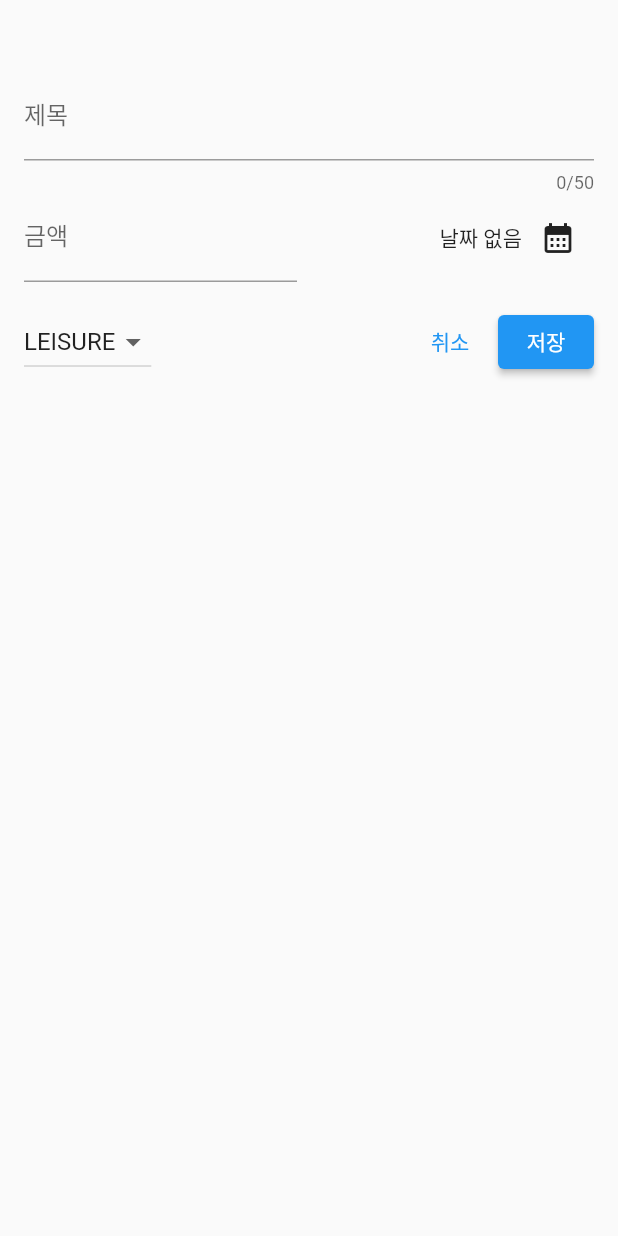
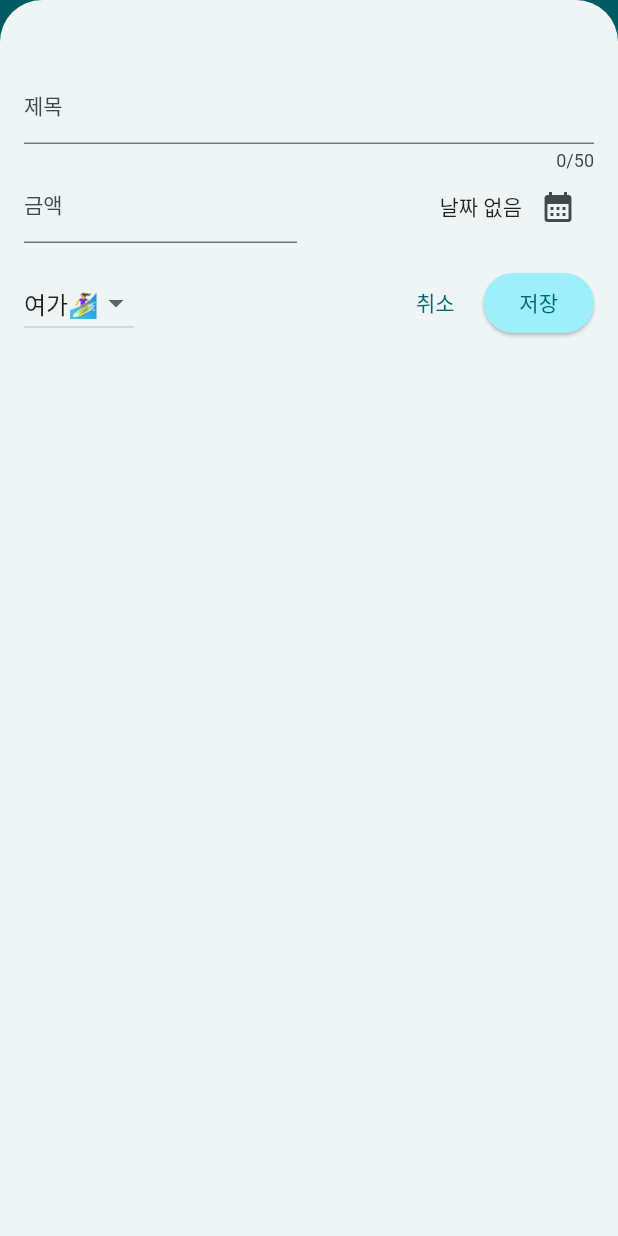
Before and after one commit to jiseon-baek/yourexpense, a Flutter app: the screen it shows after launch, after a tap on the "add" icon, on a phone screen of 412 x 824 dp. Run offline on Flutter 3.47's test engine with Material 2 defaults, Android fonts, the phone set to English and light mode, and no system bars.

Commit message:
feat: 공통 theme 설정

```diff
--- a/lib/main.dart
+++ b/lib/main.dart
@@ -1,8 +1,42 @@
 import 'package:flutter/material.dart';
 import 'package:yourexpense/widgets/expenses.dart';
 
+var kColorScheme = ColorScheme.fromSeed(
+  seedColor: const Color(0xFF00C5D3),
+);
+
+var sColorScheme = ColorScheme.fromSeed(
+  seedColor: const Color(0xFF4D3E00),
+);
+
 void main() {
-  runApp(const MaterialApp(
-    home: Expenses(),
+  runApp(MaterialApp(
+    theme: ThemeData().copyWith(
+      useMaterial3: true,
+      colorScheme: kColorScheme,
+      appBarTheme: const AppBarTheme().copyWith(
+        backgroundColor: kColorScheme.onPrimaryContainer,
+        foregroundColor: kColorScheme.primaryContainer,
+      ),
+      cardTheme: const CardTheme().copyWith(
+        color: kColorScheme.secondaryContainer,
+        margin: const EdgeInsets.symmetric(
+          horizontal: 16,
+          vertical: 8,
+        ),
+      ),
+      elevatedButtonTheme: ElevatedButtonThemeData(
+        style: ElevatedButton.styleFrom(
+            backgroundColor: kColorScheme.primaryContainer),
+      ),
+      textTheme: ThemeData().textTheme.copyWith(
+            titleLarge: TextStyle(
+              fontWeight: FontWeight.w600,
+              color: kColorScheme.onSecondaryContainer,
+              fontSize: 16,
+            ),
+          ),
+    ),
+    home: const Expenses(),
   ));
 }
--- a/lib/widgets/expenses.dart
+++ b/lib/widgets/expenses.dart
@@ -48,6 +48,9 @@ class _ExpensesState extends State<Expenses> {
     setState(() {
       _registeredExpenses.remove(expense);
     });
+
+    ScaffoldMessenger.of(context).clearSnackBars(); //기존 context 데이터 clear
+
     ScaffoldMessenger.of(context).showSnackBar(
       SnackBar(
         duration: const Duration(seconds: 3),
@@ -79,8 +82,13 @@ class _ExpensesState extends State<Expenses> {
     }
     return Scaffold(
       appBar: AppBar(
-        title: const Text('💰돈을 모으자!'),
-        backgroundColor: const Color(0xFFDB7624),
+        title: const Text(
+          '💰돈을 모으자!',
+          style: TextStyle(
+            color: Color(0xFFFFFFFF),
+          ),
+        ),
+        backgroundColor: const Color(0xFF00C5D3),
         actions: [
           IconButton(
             onPressed: _openAddExpenseOverlay,
--- a/lib/widgets/expenses_list/expenses_item.dart
+++ b/lib/widgets/expenses_list/expenses_item.dart
@@ -14,8 +14,13 @@ class ExpenseItem extends StatelessWidget {
           horizontal: 20,
           vertical: 16,
         ),
-        child: Column(children: [
-          Text(expense.title),
+        child: Column(
+          crossAxisAlignment: CrossAxisAlignment.start,
+          children: [
+            Text(
+              expense.title,
+              style: Theme.of(context).textTheme.titleLarge,
+            ),
             const SizedBox(
               height: 4,
             ),
@@ -32,7 +37,8 @@ class ExpenseItem extends StatelessWidget {
                 )
               ],
             )
-        ]),
+          ],
+        ),
       ),
     );
   }
--- a/lib/widgets/expenses_list/expenses_list.dart
+++ b/lib/widgets/expenses_list/expenses_list.dart
@@ -18,6 +18,11 @@ class ExpensesList extends StatelessWidget {
       itemCount: expenses.length,
       itemBuilder: (ctx, index) => Dismissible(
         key: ValueKey(expenses[index]),
+        background: Container(
+            color: Theme.of(context).colorScheme.error.withOpacity(0.5),
+            margin: EdgeInsets.symmetric(
+              horizontal: Theme.of(context).cardTheme.margin!.horizontal,
+            )),
         onDismissed: (direction) {
           onRemoveExpense(expenses[index]);
         },
--- a/lib/widgets/new_expense.dart
+++ b/lib/widgets/new_expense.dart
@@ -46,8 +46,8 @@ class _NewExpenseState extends State<NewExpense> {
       showDialog(
         context: context,
         builder: (ctx) => AlertDialog(
-          title: const Text('다시 입력해주세요.'),
-          content: const Text('잘못된 정보가 입력되었습니다.'),
+          title: const Text('⚠️'),
+          content: const Text('모든 항목을 입력해주세요.'),
           actions: [
             TextButton(
               onPressed: () {
@@ -69,6 +69,18 @@ class _NewExpenseState extends State<NewExpense> {
           category: _selectedCategory),
     );
     Navigator.pop(context);
+  }
+
+  String _getCategoryName(name) {
+    if (name == Category.food) {
+      return '음식🍙';
+    } else if (name == Category.leisure) {
+      return '여가🏄‍♀️';
+    } else if (name == Category.travel) {
+      return '여행🏖';
+    } else {
+      return '일🖥';
+    }
   }
 
   @override
@@ -133,9 +145,7 @@ class _NewExpenseState extends State<NewExpense> {
                     .map(
                       (category) => DropdownMenuItem(
                         value: category,
-                        child: Text(
-                          category.name.toUpperCase(),
-                        ),
+                        child: Text(_getCategoryName(category)),
                       ),
                     )
                     .toList(),
```
Lines whose indentation alone changed are shown as unchanged.
